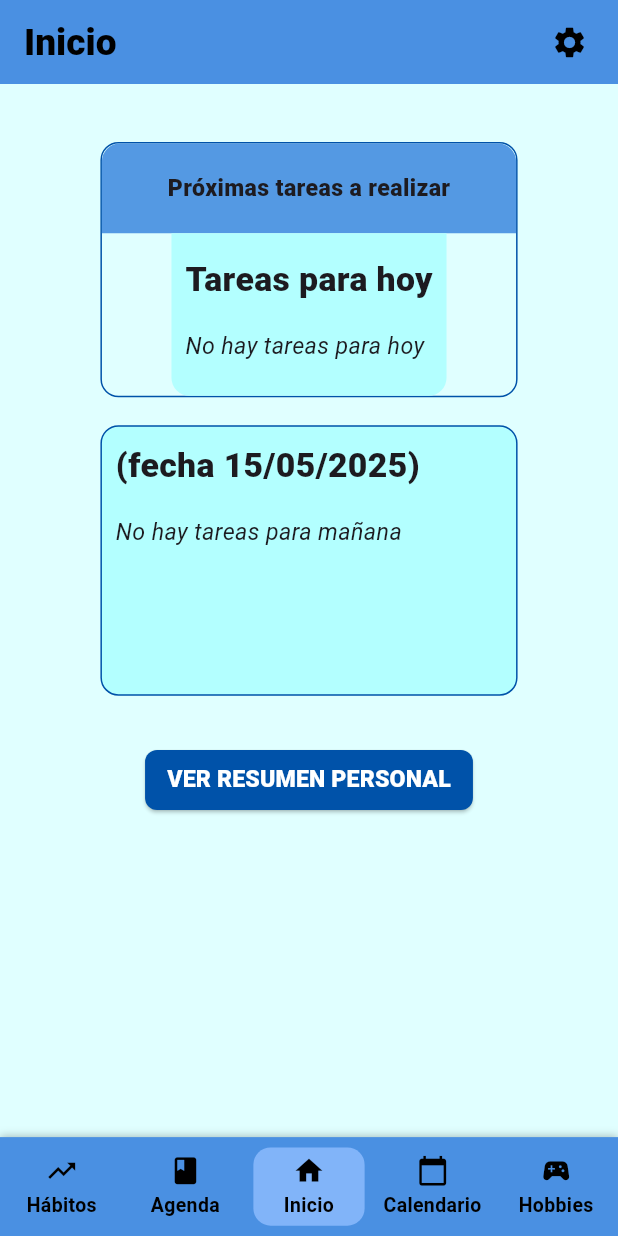
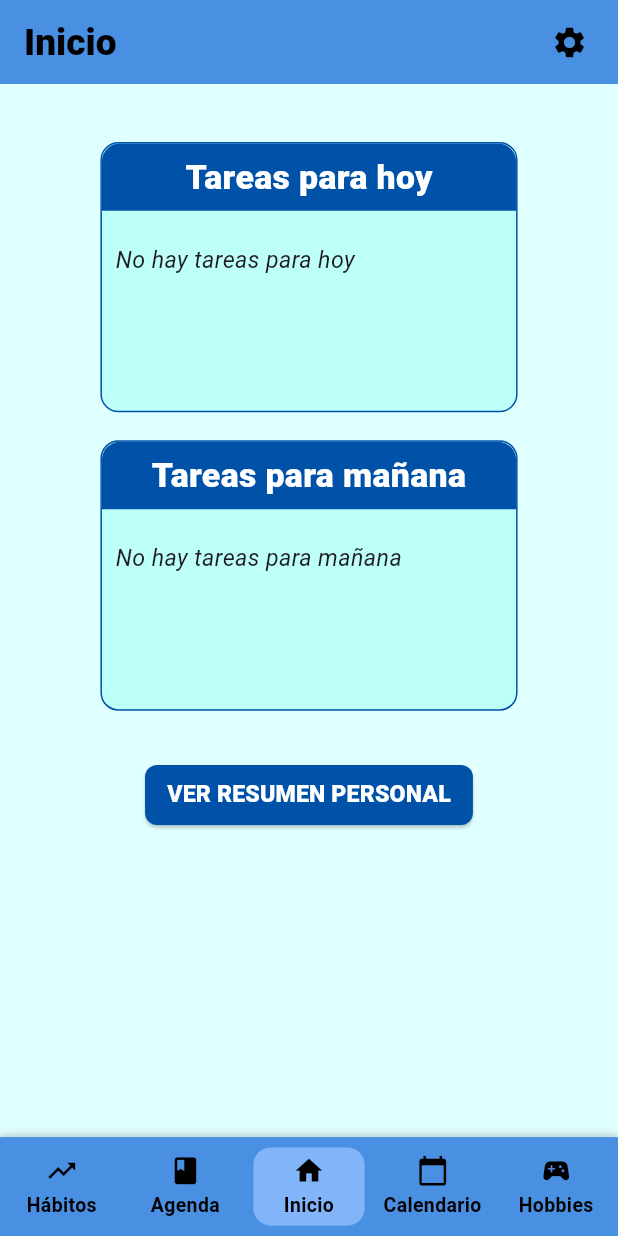
Before and after one commit to BotiDein/Routiny-verdadero, a Flutter app: the MainScreen screen opened directly, on a phone screen of 412 x 824 dp. Run offline on Flutter 3.47's test engine with Material 3 defaults, Android fonts, the phone set to English and light mode, and no system bars; our stand-ins replace cloud_firestore, firebase_auth, firebase_core, fl_chart, google_sign_in; accounts and stored records are empty.

Commit message:
actualización de home
mejoras visuales

```diff
--- a/inicio_sesion/lib/screens/home_screen.dart
+++ b/inicio_sesion/lib/screens/home_screen.dart
@@ -32,13 +32,11 @@ class _HomeScreenState extends State<HomeScreen> {
     _loadTasks();
   }
 
-  // Carga las tareas tanto para hoy como para mañana
   void _loadTasks() {
     _loadTodayTasks();
     _loadTomorrowTasks();
   }
 
-  // Obtiene y escucha las tareas del día actual desde Firebase
   void _loadTodayTasks() {
     if (!mounted) return;
 
@@ -71,7 +69,6 @@ class _HomeScreenState extends State<HomeScreen> {
     );
   }
 
-  // Obtiene y escucha las tareas del día siguiente desde Firebase
   void _loadTomorrowTasks() {
     if (!mounted) return;
 
@@ -112,60 +109,44 @@ class _HomeScreenState extends State<HomeScreen> {
           children: [
             SizedBox(height: scaleHeight(40)),
 
-            // Contenedor principal de tareas de hoy
+            // Contenedor de tareas para hoy
             Container(
               width: scaleWidth(486),
+              constraints: BoxConstraints(
+                minHeight: scaleHeight(280),
+              ),
               decoration: BoxDecoration(
+                color: Color(0xFFBDFFF9),
                 borderRadius: BorderRadius.circular(12),
                 border: Border.all(color: const Color(0xFF0052A9), width: 1),
               ),
               child: Column(
+                crossAxisAlignment: CrossAxisAlignment.start,
                 children: [
-                  // Encabezado de la sección
                   Container(
-                    height: scaleHeight(93),
-                    alignment: Alignment.center,
+                    width: double.infinity,
+                    padding: EdgeInsets.symmetric(vertical: scaleHeight(10)),
                     decoration: const BoxDecoration(
-                      color: Color(0xFF5499E3),
+                      color: Color(0xFF0052A9),
                       borderRadius: BorderRadius.only(
                         topLeft: Radius.circular(12),
                         topRight: Radius.circular(12),
                       ),
                     ),
+                    child: Center(
                       child: Text(
-                      'Próximas tareas a realizar',
-                      style: TextStyle(
-                        fontSize: scaleHeight(24),
-                        fontWeight: FontWeight.w800,
-                      ),
-                    ),
-                  ),
-
-                  // Cuerpo que contiene las tareas de hoy
-                  Container(
-                    padding: EdgeInsets.all(scaleWidth(16)),
-                    decoration: const BoxDecoration(
-                      color: Color(0xFFB3FFFF),
-                      borderRadius: BorderRadius.only(
-                        bottomLeft: Radius.circular(12),
-                        bottomRight: Radius.circular(12),
-                      ),
-                    ),
-                    child: Column(
-                      crossAxisAlignment: CrossAxisAlignment.start,
-                      children: [
-                        SizedBox(height: scaleHeight(8)),
-                        Text(
                         'Tareas para hoy',
                         style: TextStyle(
                           fontSize: scaleHeight(35),
                           fontWeight: FontWeight.w800,
+                          color: Colors.white,
                         ),
                       ),
-                        SizedBox(height: scaleHeight(8)),
-
-                        // Indicador de carga o lista de tareas
-                        _isLoadingToday
+                    ),
+                  ),
+                  Padding(
+                    padding: EdgeInsets.all(scaleWidth(16)),
+                    child: _isLoadingToday
                         ? Center(
                             child: Padding(
                               padding: EdgeInsets.symmetric(
@@ -186,21 +167,23 @@ class _HomeScreenState extends State<HomeScreen> {
                                 ),
                               )
                             : Column(
-                                    crossAxisAlignment:
-                                        CrossAxisAlignment.start,
-                                    children: _todayTasks.take(4).map((task) {
+                                crossAxisAlignment: CrossAxisAlignment.start,
+                                children: _todayTasks.take(5).map((task) {
                                   return Padding(
-                                        padding: EdgeInsets.only(
-                                            bottom: scaleHeight(8)),
+                                    padding:
+                                        EdgeInsets.only(bottom: scaleHeight(8)),
                                     child: Row(
                                       crossAxisAlignment:
                                           CrossAxisAlignment.start,
                                       children: [
-                                            Text(
-                                              '• ',
-                                              style: TextStyle(
-                                                fontSize: scaleHeight(28),
-                                                fontWeight: FontWeight.w600,
+                                        Container(
+                                          width: scaleHeight(20),
+                                          height: scaleHeight(20),
+                                          margin: EdgeInsets.only(
+                                              top: scaleHeight(5),
+                                              right: scaleWidth(6)),
+                                          decoration: BoxDecoration(
+                                            shape: BoxShape.circle,
                                             color: _getPriorityColor(
                                                 task.priority),
                                           ),
@@ -213,12 +196,9 @@ class _HomeScreenState extends State<HomeScreen> {
                                               Text(
                                                 task.title,
                                                 style: TextStyle(
-                                                      fontSize:
-                                                          scaleHeight(28),
-                                                      fontWeight:
-                                                          FontWeight.w600,
-                                                      decoration:
-                                                          task.isCompleted
+                                                  fontSize: scaleHeight(28),
+                                                  fontWeight: FontWeight.w600,
+                                                  decoration: task.isCompleted
                                                       ? TextDecoration
                                                           .lineThrough
                                                       : null,
@@ -227,13 +207,11 @@ class _HomeScreenState extends State<HomeScreen> {
                                                       : Colors.black,
                                                 ),
                                               ),
-                                                  if (task
-                                                      .description.isNotEmpty)
+                                              if (task.description.isNotEmpty)
                                                 Text(
                                                   task.description,
                                                   style: TextStyle(
-                                                        fontSize:
-                                                            scaleHeight(20),
+                                                    fontSize: scaleHeight(20),
                                                     color: Colors.grey[700],
                                                   ),
                                                   maxLines: 1,
@@ -248,16 +226,13 @@ class _HomeScreenState extends State<HomeScreen> {
                                                     color: Colors.grey[600],
                                                   ),
                                                   SizedBox(
-                                                          width:
-                                                              scaleWidth(4)),
+                                                      width: scaleWidth(4)),
                                                   Text(
                                                     DateFormat('HH:mm')
                                                         .format(task.date),
                                                     style: TextStyle(
-                                                          fontSize:
-                                                              scaleHeight(18),
-                                                          color:
-                                                              Colors.grey[600],
+                                                      fontSize: scaleHeight(18),
+                                                      color: Colors.grey[600],
                                                     ),
                                                   ),
                                                 ],
@@ -269,8 +244,6 @@ class _HomeScreenState extends State<HomeScreen> {
                                     ),
                                   );
                                 }).toList(),
-                                  ),
-                      ],
                               ),
                   ),
                 ],
@@ -286,27 +259,42 @@ class _HomeScreenState extends State<HomeScreen> {
                 minHeight: scaleHeight(280),
               ),
               decoration: BoxDecoration(
-                color: const Color(0xFFB3FFFF),
+                color: Color(0xFFBDFFF9),
                 borderRadius: BorderRadius.circular(12),
                 border: Border.all(color: const Color(0xFF0052A9), width: 1),
               ),
-              padding: EdgeInsets.all(scaleWidth(16)),
               child: Column(
                 crossAxisAlignment: CrossAxisAlignment.start,
                 children: [
-                  Text(
-                    '(fecha ${DateFormat('dd/MM/yyyy').format(_tomorrow)})',
+                  Container(
+                    width: double.infinity,
+                    padding: EdgeInsets.symmetric(vertical: scaleHeight(10)),
+                    decoration: const BoxDecoration(
+                      color: Color(0xFF0052A9),
+                      borderRadius: BorderRadius.only(
+                        topLeft: Radius.circular(12),
+                        topRight: Radius.circular(12),
+                      ),
+                    ),
+                    child: Center(
+                      child: Text(
+                        'Tareas para mañana',
                         style: TextStyle(
                           fontSize: scaleHeight(35),
                           fontWeight: FontWeight.w800,
+                          color: Colors.white,
+                        ),
+                        textAlign: TextAlign.center,
                       ),
                     ),
-                  SizedBox(height: scaleHeight(8)),
-                  _isLoadingTomorrow
+                  ),
+                  Padding(
+                    padding: EdgeInsets.all(scaleWidth(16)),
+                    child: _isLoadingTomorrow
                         ? Center(
                             child: Padding(
-                            padding:
-                                EdgeInsets.symmetric(vertical: scaleHeight(20)),
+                              padding: EdgeInsets.symmetric(
+                                  vertical: scaleHeight(20)),
                               child: const CircularProgressIndicator(),
                             ),
                           )
@@ -324,21 +312,24 @@ class _HomeScreenState extends State<HomeScreen> {
                               )
                             : Column(
                                 crossAxisAlignment: CrossAxisAlignment.start,
-                              children: _tomorrowTasks.take(2).map((task) {
+                                children: _tomorrowTasks.take(3).map((task) {
                                   return Padding(
-                                  padding: EdgeInsets.only(
-                                      bottom: scaleHeight(8)),
+                                    padding:
+                                        EdgeInsets.only(bottom: scaleHeight(8)),
                                     child: Row(
                                       crossAxisAlignment:
                                           CrossAxisAlignment.start,
                                       children: [
-                                      Text(
-                                        '• ',
-                                        style: TextStyle(
-                                          fontSize: scaleHeight(28),
-                                          fontWeight: FontWeight.w600,
-                                          color:
-                                              _getPriorityColor(task.priority),
+                                        Container(
+                                          width: scaleHeight(20),
+                                          height: scaleHeight(20),
+                                          margin: EdgeInsets.only(
+                                              top: scaleHeight(5),
+                                              right: scaleWidth(6)),
+                                          decoration: BoxDecoration(
+                                            shape: BoxShape.circle,
+                                            color: _getPriorityColor(
+                                                task.priority),
                                           ),
                                         ),
                                         Expanded(
@@ -357,13 +348,13 @@ class _HomeScreenState extends State<HomeScreen> {
                                   );
                                 }).toList(),
                               ),
+                  ),
                 ],
               ),
             ),
 
             SizedBox(height: scaleHeight(50)),
 
-            // Botón que lleva al resumen personal
             SizedBox(
               width: scaleWidth(382),
               child: ElevatedButton(
@@ -399,7 +390,6 @@ class _HomeScreenState extends State<HomeScreen> {
     );
   }
 
-  // Retorna un color dependiendo de la prioridad de la tarea
   Color _getPriorityColor(int priority) {
     switch (priority) {
       case 1:
```
Lines whose indentation alone changed are shown as unchanged.
